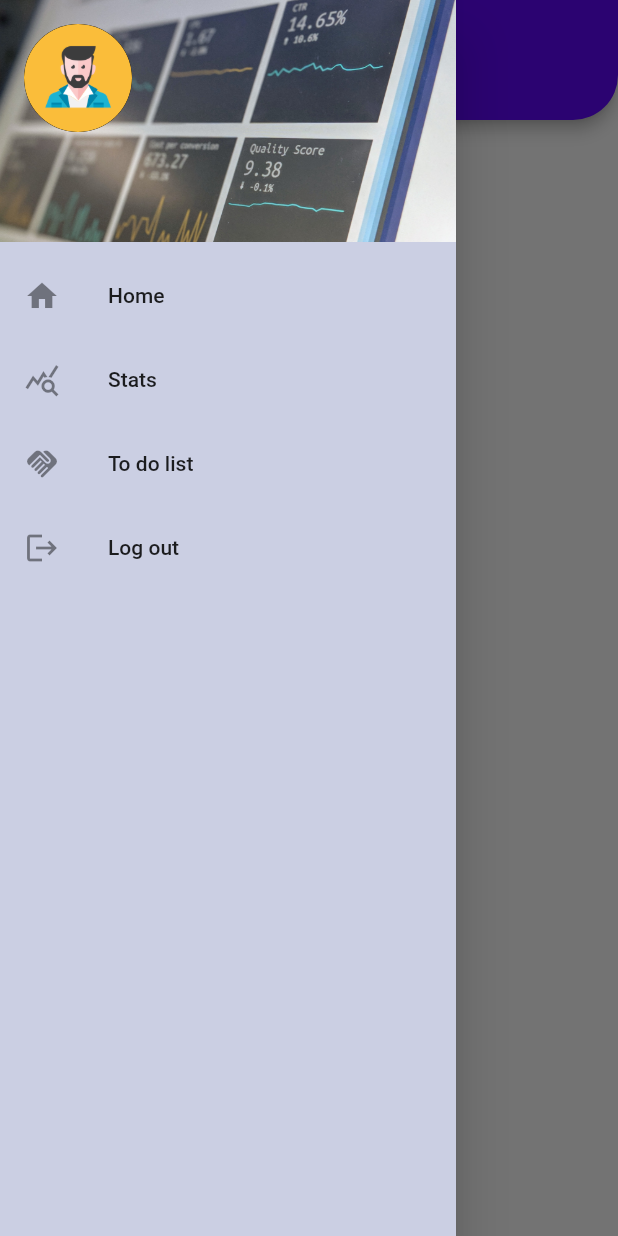
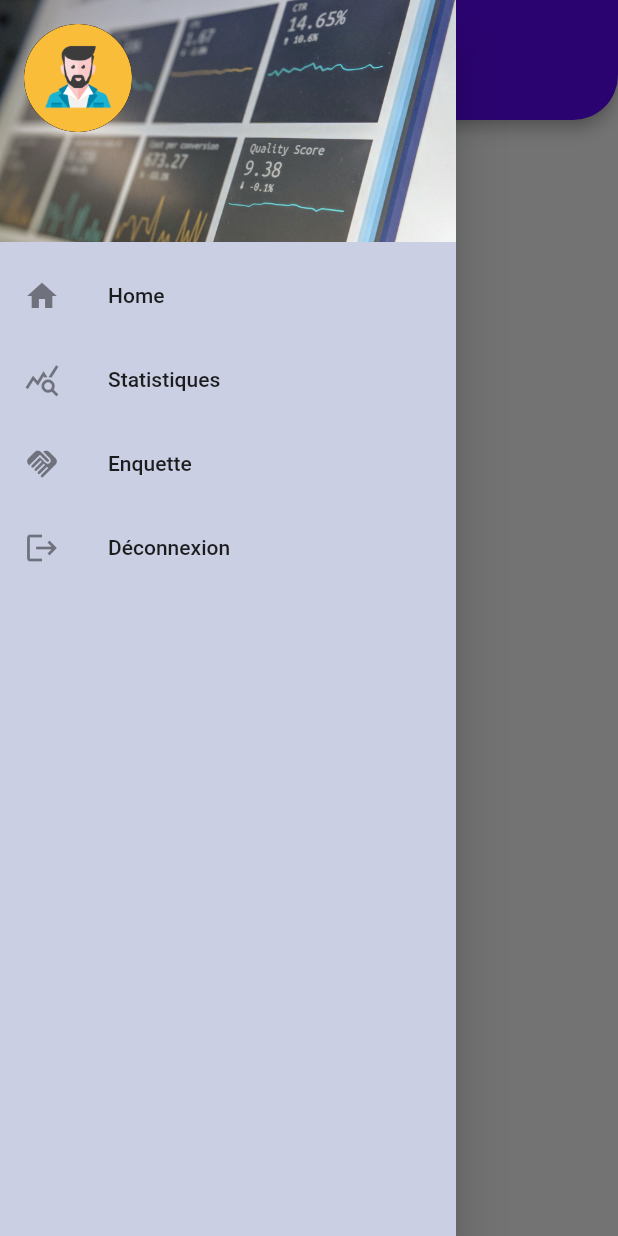
Before and after one commit to tessiku/repository, a Flutter app: the HomePageLoginC screen opened directly with empty values, with the side drawer open, on a phone screen of 412 x 824 dp. Run offline on Flutter 3.47's test engine with Material 2 defaults, Android fonts, the light colour scheme and no system bars; our stand-ins replace cloud_firestore, firebase_auth, firebase_core, flutter_form_builder, flutter_spinkit, flutter_staggered_animations and 3 more; missing offline and left inert: fab_circular_menu, kommunicate_flutter, particles_flutter; accounts and stored records are empty; network calls fail; statements that could not run were skipped.

Commit message:
07/06/2023

```diff
--- a/lib/Pages1/HomePage.dart
+++ b/lib/Pages1/HomePage.dart
@@ -113,13 +113,13 @@ class _HomePageState extends State<HomePage> {
                                       Object exception,
                                       StackTrace? stackTrace) {
                                     return Image.asset(
-                                      'assets/default1.png',
+                                      'assets/default1.jpg',
                                       fit: BoxFit.cover,
                                     );
                                   },
                                 )
                               : Image.asset(
-                                  "assets/default1.png",
+                                  "assets/default1.jpg",
                                   fit: BoxFit.cover,
                                 ),
                         ),
--- a/lib/login/HomePageLogin.dart
+++ b/lib/login/HomePageLogin.dart
@@ -148,7 +148,7 @@ class _HomePageLoginState extends State<HomePageLogin> {
               ),
               ListTile(
                 leading: Icon(Icons.calendar_view_day),
-                title: Text('événement'),
+                title: Text('Evénement'),
                 onTap: () {
                   Navigator.push(
                     context,
@@ -158,7 +158,7 @@ class _HomePageLoginState extends State<HomePageLogin> {
               ),
               ListTile(
                 leading: Icon(Icons.logout),
-                title: Text('Se déconnecter'),
+                title: Text('Déconnexion'),
                 onTap: () async {
                   Navigator.pushAndRemoveUntil(
                     context,
--- a/lib/login/HomePageLoginA.dart
+++ b/lib/login/HomePageLoginA.dart
@@ -107,13 +107,13 @@ class _HomePageLoginState extends State<HomePageLoginA> {
               ),
               ListTile(
                 leading: Icon(Icons.home),
-                title: Text('page d\'accueil'),
+                title: Text('Page d\'accueil'),
                 onTap: () {
                   Navigator.push(
                     context,
                     MaterialPageRoute(
                         builder: (context) => HomePageLoginA(
-                              title: 'page d\'accueil',
+                              title: 'Page d\'accueil',
                               userEmail: widget.userEmail,
                               name: widget.name,
                             )),
@@ -122,7 +122,7 @@ class _HomePageLoginState extends State<HomePageLoginA> {
               ),
               ListTile(
                 leading: Icon(Icons.query_stats_outlined),
-                title: Text('statistiques'),
+                title: Text('Statistiques'),
                 onTap: () {
                   Navigator.push(
                     context,
--- a/lib/login/HomePageLoginC.dart
+++ b/lib/login/HomePageLoginC.dart
@@ -157,7 +157,7 @@ class _HomePageLoginCState extends State<HomePageLoginC> {
                     context,
                     MaterialPageRoute(
                         builder: (context) => HomePageLoginC(
-                              title: 'Home Page',
+                              title: 'page d\'accueil',
                               userEmail: widget.userEmail,
                               name: widget.name,
                             )),
@@ -166,7 +166,7 @@ class _HomePageLoginCState extends State<HomePageLoginC> {
               ),
               ListTile(
                 leading: Icon(Icons.query_stats_outlined),
-                title: Text('Stats'),
+                title: Text('Statistiques'),
                 onTap: () {
                   Navigator.push(
                     context,
@@ -176,7 +176,7 @@ class _HomePageLoginCState extends State<HomePageLoginC> {
               ),
               ListTile(
                 leading: Icon(Icons.handshake),
-                title: Text('To do list'),
+                title: Text('Enquette'),
                 onTap: () {
                   Navigator.push(
                     context,
@@ -189,7 +189,7 @@ class _HomePageLoginCState extends State<HomePageLoginC> {
               ),
               ListTile(
                 leading: Icon(Icons.logout),
-                title: Text('Log out'),
+                title: Text('Déconnexion'),
                 onTap: () {
                   Navigator.pushAndRemoveUntil(
                     context,
--- a/lib/services/Enquette.dart
+++ b/lib/services/Enquette.dart
@@ -947,11 +947,11 @@ class _EnquetteState extends State<Enquette> {
                             .set(expensesData)
                             .then((value) {
                           ScaffoldMessenger.of(context).showSnackBar(SnackBar(
-                              content: Text('Expenses saved successfully!')));
+                              content: Text('les donnés sont enregistrés!')));
                           Navigator.pop(context);
                         }).catchError((error) {
                           ScaffoldMessenger.of(context).showSnackBar(SnackBar(
-                              content: Text('Failed to save expenses.')));
+                              content: Text('les donnés ne sont pas enregistrés!')));
                         });
                       }
                     },
```
Also changed, not shown: lib/display/ArticlePage.dart (+7 -4 lines).
